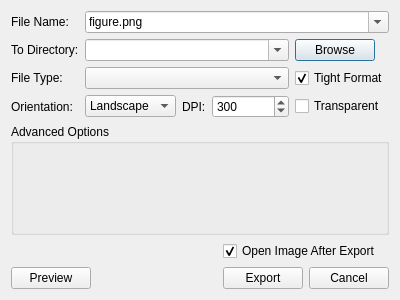
Qt form mtpy/gui/SmartMT/ui_asset/dialog_export.ui (MTgeophysics/mtpy) before a commit.
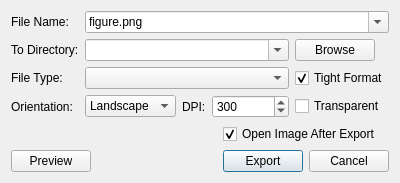
The same form after that commit.

The edit to the form file:
```diff
--- a/mtpy/gui/SmartMT/ui_asset/dialog_export.ui
+++ b/mtpy/gui/SmartMT/ui_asset/dialog_export.ui
@@ -7,13 +7,81 @@
     <x>0</x>
     <y>0</y>
     <width>400</width>
-    <height>300</height>
+       <height>171</height>
    </rect>
   </property>
   <property name="windowTitle">
    <string>Export Image...</string>
   </property>
   <layout class="QGridLayout" name="gridLayout_2">
+      <item row="7" column="0" colspan="5">
+          <widget class="QWidget" name="widget" native="true">
+              <property name="sizePolicy">
+                  <sizepolicy hsizetype="Preferred" vsizetype="Fixed">
+                      <horstretch>0</horstretch>
+                      <verstretch>0</verstretch>
+                  </sizepolicy>
+              </property>
+              <layout class="QGridLayout" name="gridLayout">
+                  <property name="leftMargin">
+                      <number>0</number>
+                  </property>
+                  <property name="topMargin">
+                      <number>0</number>
+                  </property>
+                  <property name="rightMargin">
+                      <number>0</number>
+                  </property>
+                  <property name="bottomMargin">
+                      <number>0</number>
+                  </property>
+                  <item row="1" column="2">
+                      <widget class="QPushButton" name="pushButton_export">
+                          <property name="text">
+                              <string>Export</string>
+                          </property>
+                      </widget>
+                  </item>
+                  <item row="1" column="0">
+                      <widget class="QPushButton" name="pushButton_preview">
+                          <property name="text">
+                              <string>Preview</string>
+                          </property>
+                      </widget>
+                  </item>
+                  <item row="1" column="1">
+                      <spacer name="horizontalSpacer">
+                          <property name="orientation">
+                              <enum>Qt::Horizontal</enum>
+                          </property>
+                          <property name="sizeHint" stdset="0">
+                              <size>
+                                  <width>40</width>
+                                  <height>20</height>
+                              </size>
+                          </property>
+                      </spacer>
+                  </item>
+                  <item row="1" column="3">
+                      <widget class="QPushButton" name="pushButton_cancel">
+                          <property name="text">
+                              <string>Cancel</string>
+                          </property>
+                      </widget>
+                  </item>
+                  <item row="0" column="2" colspan="2">
+                      <widget class="QCheckBox" name="checkBox_open_after_export">
+                          <property name="text">
+                              <string>Open Image After Export</string>
+                          </property>
+                          <property name="checked">
+                              <bool>true</bool>
+                          </property>
+                      </widget>
+                  </item>
+              </layout>
+          </widget>
+      </item>
    <item row="4" column="0">
     <widget class="QLabel" name="label_5">
      <property name="sizePolicy">
@@ -201,81 +269,6 @@
      </property>
     </widget>
    </item>
-      <item row="6" column="0" colspan="5">
-          <widget class="QGroupBox" name="groupBox_2">
-              <property name="title">
-                  <string>Advanced Options</string>
-              </property>
-          </widget>
-      </item>
-      <item row="8" column="0" colspan="5">
-    <widget class="QWidget" name="widget" native="true">
-     <property name="sizePolicy">
-      <sizepolicy hsizetype="Preferred" vsizetype="Fixed">
-       <horstretch>0</horstretch>
-       <verstretch>0</verstretch>
-      </sizepolicy>
-     </property>
-        <layout class="QGridLayout" name="gridLayout">
-      <property name="leftMargin">
-       <number>0</number>
-      </property>
-      <property name="topMargin">
-       <number>0</number>
-      </property>
-      <property name="rightMargin">
-       <number>0</number>
-      </property>
-      <property name="bottomMargin">
-       <number>0</number>
-      </property>
-            <item row="1" column="2">
-                <widget class="QPushButton" name="pushButton_export">
-                    <property name="text">
-                        <string>Export</string>
-                    </property>
-                </widget>
-            </item>
-            <item row="1" column="0">
-                <widget class="QPushButton" name="pushButton_preview">
-                    <property name="text">
-                        <string>Preview</string>
-                    </property>
-                </widget>
-            </item>
-            <item row="1" column="1">
-       <spacer name="horizontalSpacer">
-        <property name="orientation">
-         <enum>Qt::Horizontal</enum>
-        </property>
-        <property name="sizeHint" stdset="0">
-         <size>
-          <width>40</width>
-          <height>20</height>
-         </size>
-        </property>
-       </spacer>
-      </item>
-            <item row="1" column="3">
-                <widget class="QPushButton" name="pushButton_cancel">
-        <property name="text">
-            <string>Cancel</string>
-        </property>
-       </widget>
-      </item>
-            <item row="0" column="2" colspan="2">
-                <widget class="QCheckBox" name="checkBox_open_after_export">
-        <property name="text">
-            <string>Open Image After Export</string>
-        </property>
-                    <property name="checked">
-                        <bool>true</bool>
-        </property>
-       </widget>
-      </item>
-     </layout>
-    </widget>
-   </item>
   </layout>
  </widget>
  <tabstops>
```
